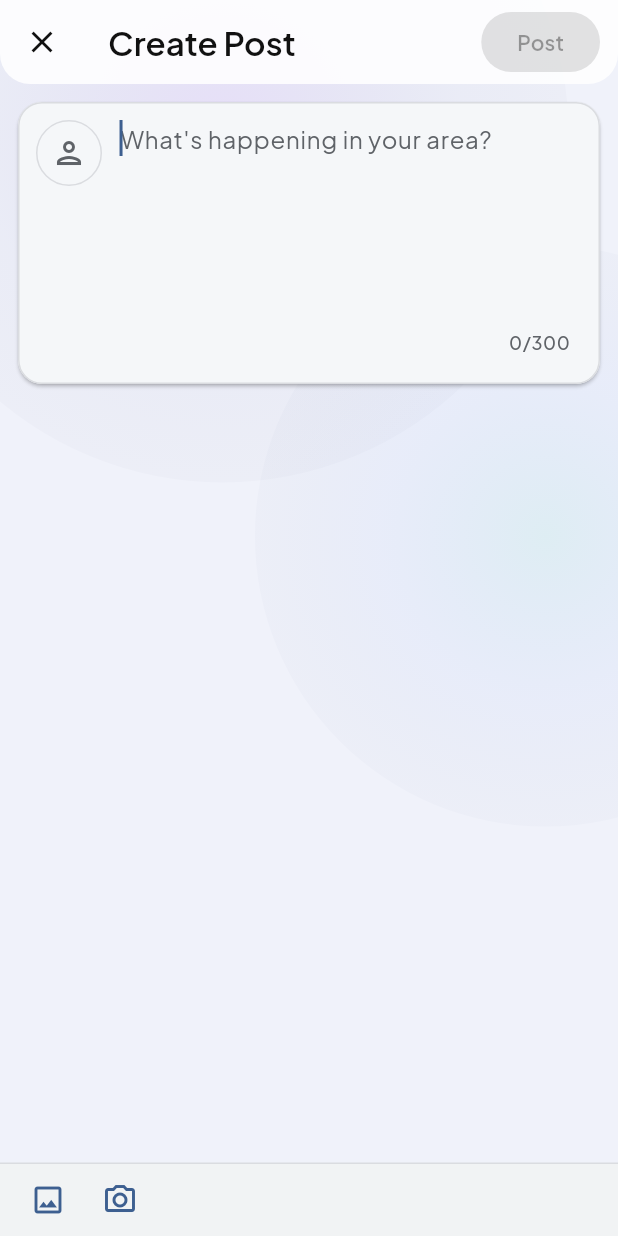
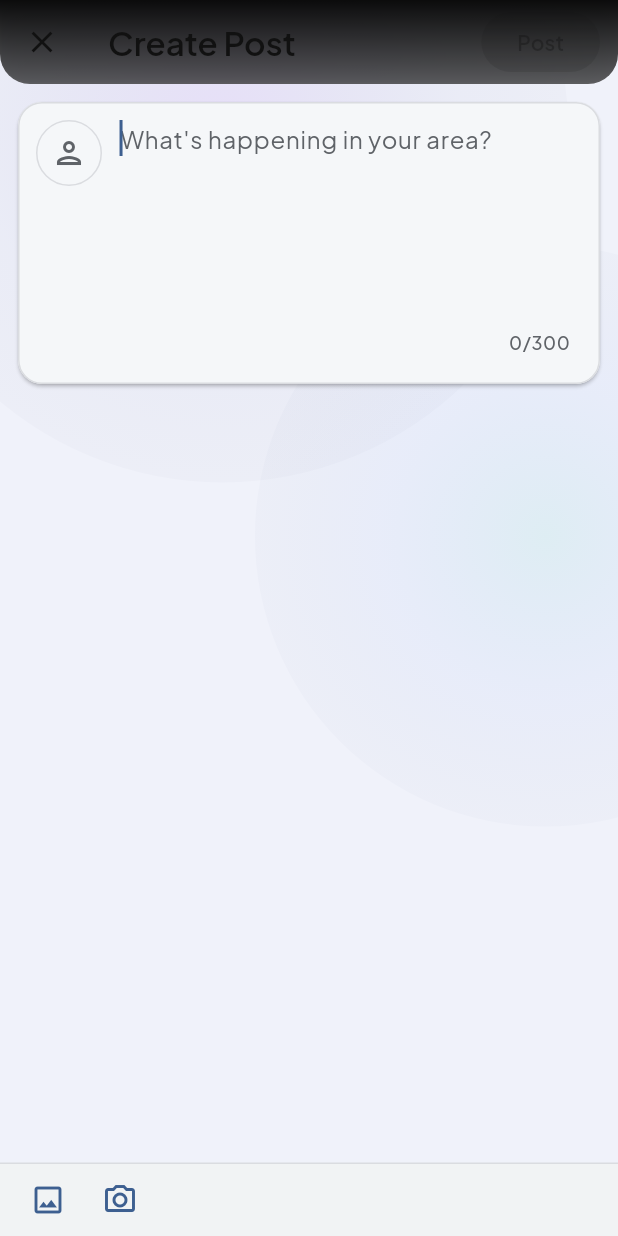
Before and after one commit to irbirojodoh/geoloc-app, a Flutter app: the CreatePostScreen screen opened by its route, on a phone screen of 412 x 824 dp. Run offline on Flutter 3.47's test engine with Material 3 defaults, Android fonts, the phone set to English and light mode, and no system bars; our stand-ins replace app_links, cached_network_image, dio, firebase_core, firebase_crashlytics, firebase_messaging and 13 more; missing offline and left inert: cryptography; accounts and stored records are empty; network calls fail.

Commit message:
Add hybrid SwiftUI liquid glass for top bar and bottom nav.
Bridge native iOS glass via platform views with a Dart BackdropFilter fallback, and document the hybrid UI approach.

Co-authored-by: Cursor <cursoragent@cursor.com>

```diff
--- a/lib/presentation/widgets/app_shell.dart
+++ b/lib/presentation/widgets/app_shell.dart
@@ -11,6 +11,7 @@ import '../providers/dm_provider.dart';
 import '../providers/notifications_provider.dart';
 import '../../data/models/sse_event.dart';
 import 'ambient_glow_background.dart';
+import 'native_glass_card.dart';
 import 'new_message_sheet.dart';
 
 const _navVisibilityQueryKey = 'fromNav';
@@ -75,20 +76,10 @@ class AppShell extends ConsumerWidget {
 
     final activeColor = colorScheme.primary;
     final selectedContentColor = colorScheme.onPrimary;
-    final capsuleColor = colorScheme.surfaceContainerHighest;
     final inactiveColor = colorScheme.onSurfaceVariant.withValues(alpha: 0.85);
     final isLightMode = Theme.of(context).brightness == Brightness.light;
     final overlayBaseColor =
         isLightMode ? Colors.white : Colors.black;
-    final navShape = RoundedRectangleBorder(
-      borderRadius: BorderRadius.circular(22),
-      side: isLightMode
-          ? BorderSide(
-              color: colorScheme.outlineVariant.withValues(alpha: 0.95),
-              width: 0.8,
-            )
-          : BorderSide.none,
-    );
     final textScale = MediaQuery.textScalerOf(context).scale(1.0);
     final navBarHeight = 75.0 * textScale.clamp(1.0, 1.35);
     const navBottomMargin = 10.0;
@@ -168,17 +159,19 @@ class AppShell extends ConsumerWidget {
                 child: Padding(
                   // Generous horizontal margin + comfortable bottom breathing room
                   padding: const EdgeInsets.fromLTRB(14, 0, 14, navBottomMargin),
-                  child: Material(
-                    elevation: isLightMode ? 24 : 20,
-                    shadowColor: isLightMode
-                        ? colorScheme.onSurface.withValues(alpha: 0.18)
-                        : colorScheme.scrim.withValues(alpha: 0.28),
-                    color: capsuleColor,
-                    shape: navShape,
                   child: SizedBox(
                     // Taller bar: more breathing room top/bottom
                     height: navBarHeight,
-                      child: Padding(
+                    child: Stack(
+                      fit: StackFit.expand,
+                      children: [
+                        // Native iOS liquid glass (BackdropFilter fallback elsewhere).
+                        NativeGlassCard(
+                          title: '',
+                          subtitle: '',
+                          height: navBarHeight,
+                        ),
+                        Padding(
                           // Inner horizontal padding so edge items aren't flush
                           padding: const EdgeInsets.symmetric(horizontal: 8),
                           child: Row(
@@ -350,6 +343,7 @@ class AppShell extends ConsumerWidget {
                           ],
                         ),
                       ),
+                    ],
                   ),
                 ),
               ),
--- /dev/null
+++ b/lib/presentation/widgets/native_glass_card.dart
@@ -0,0 +1,139 @@
+import 'dart:ui';
+
+import 'package:flutter/foundation.dart';
+import 'package:flutter/material.dart';
+import 'package:flutter/services.dart';
+
+/// Native iOS liquid-glass card via platform view; Dart blur fallback elsewhere.
+class NativeGlassCard extends StatelessWidget {
+  const NativeGlassCard({
+    super.key,
+    required this.title,
+    required this.subtitle,
+    this.height = 130.0,
+    this.borderRadius = const BorderRadius.all(Radius.circular(24)),
+  });
+
+  final String title;
+  final String subtitle;
+
+  /// When null, expands to fill the parent instead of a fixed height.
+  final double? height;
+  final BorderRadius borderRadius;
+
+  static const _viewType = 'com.example.native_liquid_glass';
+
+  Map<String, dynamic> get _creationParams {
+    final topLeft = borderRadius.topLeft.x;
+    final topRight = borderRadius.topRight.x;
+    final bottomLeft = borderRadius.bottomLeft.x;
+    final bottomRight = borderRadius.bottomRight.x;
+    return <String, dynamic>{
+      'title': title,
+      'subtitle': subtitle,
+      'topLeadingRadius': topLeft,
+      'topTrailingRadius': topRight,
+      'bottomLeadingRadius': bottomLeft,
+      'bottomTrailingRadius': bottomRight,
+    };
+  }
+
+  @override
+  Widget build(BuildContext context) {
+    if (!kIsWeb && defaultTargetPlatform == TargetPlatform.iOS) {
+      final view = UiKitView(
+        viewType: _viewType,
+        creationParams: _creationParams,
+        creationParamsCodec: const StandardMessageCodec(),
+      );
+      if (height == null) {
+        return SizedBox.expand(child: view);
+      }
+      return SizedBox(height: height, width: double.infinity, child: view);
+    }
+
+    return _FallbackGlassCard(
+      title: title,
+      subtitle: subtitle,
+      height: height,
+      borderRadius: borderRadius,
+    );
+  }
+}
+
+class _FallbackGlassCard extends StatelessWidget {
+  const _FallbackGlassCard({
+    required this.title,
+    required this.subtitle,
+    required this.height,
+    required this.borderRadius,
+  });
+
+  final String title;
+  final String subtitle;
+  final double? height;
+  final BorderRadius borderRadius;
+
+  @override
+  Widget build(BuildContext context) {
+    final theme = Theme.of(context);
+    final showsText = title.isNotEmpty || subtitle.isNotEmpty;
+
+    final card = ClipRRect(
+      borderRadius: borderRadius,
+      child: BackdropFilter(
+        filter: ImageFilter.blur(sigmaX: 15, sigmaY: 15),
+        child: DecoratedBox(
+          decoration: BoxDecoration(
+            color: theme.colorScheme.surface.withValues(alpha: 0.12),
+            borderRadius: borderRadius,
+            border: Border.all(
+              color: Colors.white.withValues(alpha: 0.22),
+              width: 1.0,
+            ),
+            boxShadow: [
+              BoxShadow(
+                color: Colors.black.withValues(alpha: 0.08),
+                blurRadius: 12,
+                offset: const Offset(0, 8),
+              ),
+            ],
+          ),
+          child: showsText
+              ? Padding(
+                  padding: const EdgeInsets.all(20),
+                  child: Align(
+                    alignment: Alignment.centerLeft,
+                    child: Column(
+                      crossAxisAlignment: CrossAxisAlignment.start,
+                      mainAxisSize: MainAxisSize.min,
+                      children: [
+                        if (title.isNotEmpty)
+                          Text(
+                            title,
+                            style: theme.textTheme.titleMedium,
+                          ),
+                        if (subtitle.isNotEmpty) ...[
+                          const SizedBox(height: 6),
+                          Text(
+                            subtitle,
+                            style: theme.textTheme.bodyMedium?.copyWith(
+                              color: theme.colorScheme.onSurfaceVariant,
+                            ),
+                          ),
+                        ],
+                      ],
+                    ),
+                  ),
+                )
+              : const SizedBox.expand(),
+        ),
+      ),
+    );
+
+    if (height == null) {
+      return SizedBox.expand(child: card);
+    }
+    return SizedBox(height: height, width: double.infinity, child: card);
+  }
+}
--- a/lib/presentation/widgets/top_bar_backdrop.dart
+++ b/lib/presentation/widgets/top_bar_backdrop.dart
@@ -1,12 +1,17 @@
-import 'dart:ui';
-
-import 'package:flutter/foundation.dart';
 import 'package:flutter/material.dart';
 
-/// Shared top-bar visual treatment.
+import 'native_glass_card.dart';
+
+/// Shared top-bar visual treatment using the same liquid glass as the nav capsule.
 ///
-/// On mobile, uses a semi-opaque tint by default (cheap). Soft blur is opt-in
-/// via [enableBlur] for platforms/devices that can afford it.
+/// On iOS this is native Liquid Glass / ultra-thin material; elsewhere it falls
+/// back to a translucent [BackdropFilter] via [NativeGlassCard].
+///
+/// The glass is bled above the top of the bar so the glass rim/stroke is clipped
+/// off-screen. A black gradient (90% → 30% opacity) tints the visible glass.
+///
+/// Tint/blend parameters are retained for call-site compatibility but are no
+/// longer applied — glass follows system transparency settings instead.
 class TopBarBackdrop extends StatelessWidget {
   const TopBarBackdrop({
     super.key,
@@ -20,84 +25,79 @@ class TopBarBackdrop extends StatelessWidget {
     this.enableBlur = false,
   });
 
-  /// Color tint applied on top of the blur layer.
+  /// Unused; kept for existing call sites.
   final Color blurTintColor;
 
-  /// Color of the separate blend layer.
+  /// Unused; kept for existing call sites.
   final Color blendColor;
 
   final BorderRadius borderRadius;
 
-  /// Gaussian blur strength for the blur layer.
+  /// Unused; kept for existing call sites.
   final double blurSigma;
 
-  /// Opacity of the blur tint layer.
+  /// Unused; kept for existing call sites.
   final double blurTintOpacity;
 
-  /// Opacity of the blend layer.
+  /// Unused; kept for existing call sites.
   final double blendOpacity;
 
-  /// Blend mode of the blend layer (default: multiply).
+  /// Unused; kept for existing call sites.
   final BlendMode blendMode;
 
-  /// When true, applies [BackdropFilter] (expensive during scroll).
+  /// Unused; kept for existing call sites.
   final bool enableBlur;
+
+  /// Extra height above the bar so the glass top edge is clipped off-screen.
+  static const double _topBleed = 48;
 
   @override
   Widget build(BuildContext context) {
-    final useBlur = enableBlur && !kIsWeb;
+    // Keep bottom rounding from callers; force a flat top so no lip shows.
+    final effectiveRadius = BorderRadius.only(
+      bottomLeft: borderRadius.bottomLeft,
+      bottomRight: borderRadius.bottomRight,
+    );
 
-    return ClipRRect(
-      borderRadius: borderRadius,
-      child: Stack(
+    return Stack(
       fit: StackFit.expand,
       children: [
-          if (useBlur)
-            BackdropFilter(
-              filter: ImageFilter.blur(sigmaX: blurSigma, sigmaY: blurSigma),
+        // Bleed above bounds; parent AppBar/Stack clips so the glass rim
+        // never appears at the top of the screen.
+        Positioned(
+          top: -_topBleed,
+          left: 0,
+          right: 0,
+          bottom: 0,
+          child: ClipRRect(
+            borderRadius: effectiveRadius,
+            child: NativeGlassCard(
+              title: '',
+              subtitle: '',
+              height: null,
+              borderRadius: effectiveRadius,
+            ),
+          ),
+        ),
+        Positioned.fill(
+          child: IgnorePointer(
             child: DecoratedBox(
               decoration: BoxDecoration(
-                  color: blurTintColor.withValues(alpha: blurTintOpacity * 0.55),
+                borderRadius: effectiveRadius,
+                backgroundBlendMode: BlendMode.multiply,
+                gradient: LinearGradient(
+                  begin: Alignment.topCenter,
+                  end: Alignment.bottomCenter,
+                  colors: [
+                    Colors.black.withValues(alpha: 0.95),
+                    Colors.black.withValues(alpha: 0.60),
+                  ],
                 ),
               ),
-            )
-          else
-            DecoratedBox(
-              decoration: BoxDecoration(
-                color: blurTintColor.withValues(alpha: blurTintOpacity),
             ),
-            ),
-          CustomPaint(
-            painter: _BlendLayerPainter(
-              color: blendColor.withValues(alpha: blendOpacity),
-              blendMode: blendMode,
           ),
         ),
       ],
-      ),
     );
   }
 }
-
-class _BlendLayerPainter extends CustomPainter {
-  const _BlendLayerPainter({
-    required this.color,
-    required this.blendMode,
-  });
-
-  final Color color;
-  final BlendMode blendMode;
-
-  @override
-  void paint(Canvas canvas, Size size) {
-    final paint = Paint()
-      ..color = color
-      ..blendMode = blendMode;
-    canvas.drawRect(Offset.zero & size, paint);
-  }
-
-  @override
-  bool shouldRepaint(covariant _BlendLayerPainter oldDelegate) {
-    return oldDelegate.color != color || oldDelegate.blendMode != blendMode;
-  }
-}
```
Also changed, not shown: 6 other files. Lines whose indentation alone changed are shown as unchanged.
